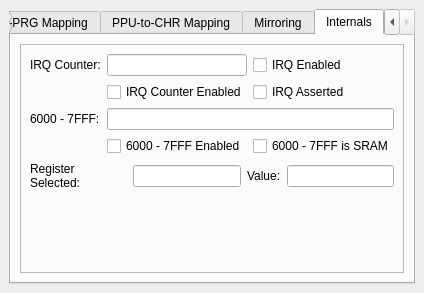
First picture: the form in apps/ide/nes/debuggers/mapperinformationdockwidget.ui, repository christopherpow/nesicide, before the edit.
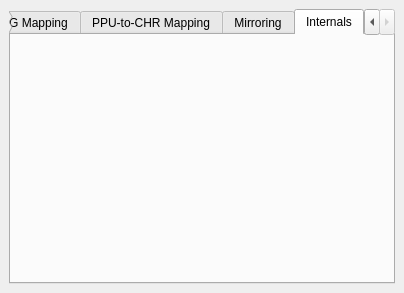
Second picture: the form after the edit. The open tabs and pages were chosen to show the change.

The edit to the form file:
```diff
--- a/apps/ide/nes/debuggers/mapperinformationdockwidget.ui
+++ b/apps/ide/nes/debuggers/mapperinformationdockwidget.ui
@@ -348,7 +348,10 @@
         <item row="1" column="0">
          <widget class="QStackedWidget" name="internalInfo">
           <property name="frameShape">
-           <enum>QFrame::StyledPanel</enum>
+           <enum>QFrame::NoFrame</enum>
+          </property>
+          <property name="lineWidth">
+           <number>0</number>
           </property>
           <property name="currentIndex">
            <number>3</number>
@@ -537,6 +540,13 @@
             </item>
            </layout>
           </widget>
+          <widget class="QWidget" name="mapper19">
+           <layout class="QGridLayout" name="gridLayout_11">
+            <property name="margin">
+             <number>0</number>
+            </property>
+           </layout>
+          </widget>
           <widget class="QWidget" name="mapper28">
            <layout class="QGridLayout" name="gridLayout_9">
             <item row="1" column="0">
@@ -613,6 +623,9 @@
           </widget>
           <widget class="QWidget" name="mapper69">
            <layout class="QGridLayout" name="gridLayout_6">
+            <property name="margin">
+             <number>0</number>
+            </property>
             <item row="1" column="0">
              <widget class="QLabel" name="label_21">
               <property name="text">
```
Left out of the diff: 16 changed lines with no effect on the pictures.
